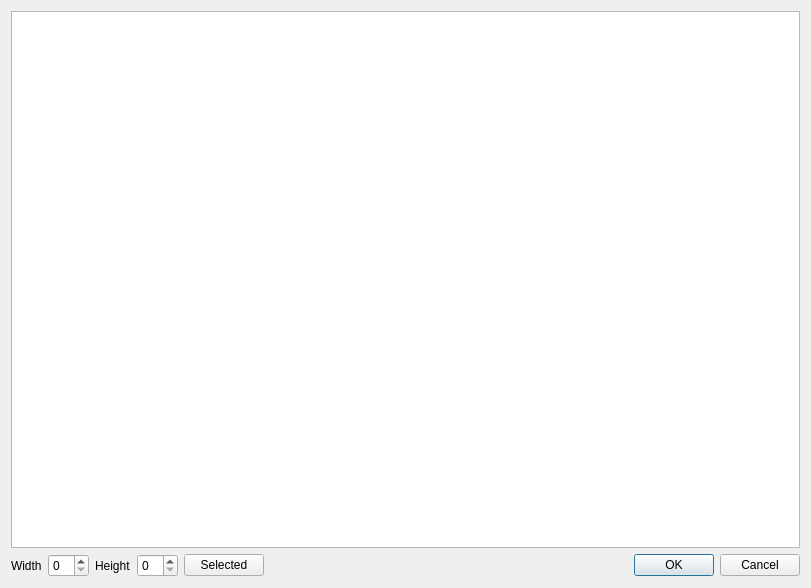
First picture: the form in fet/src/interface/teachersnotavailabletimestimehorizontalform_template.ui, repository vonmecheln/fet, before the edit.
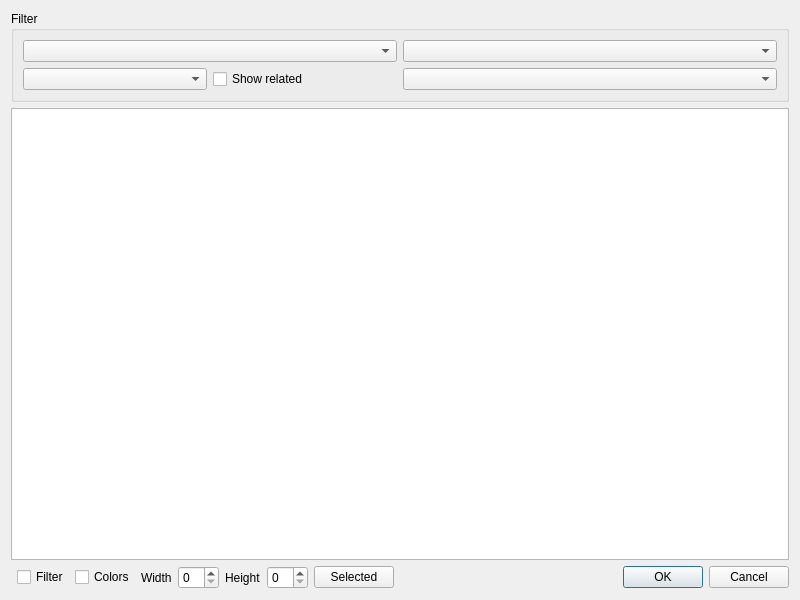
Second picture: the form after the edit.

What changed in the file:
```diff
--- a/fet/src/interface/teachersnotavailabletimestimehorizontalform_template.ui
+++ b/fet/src/interface/teachersnotavailabletimestimehorizontalform_template.ui
@@ -6,18 +6,57 @@
    <rect>
     <x>0</x>
     <y>0</y>
-    <width>811</width>
-    <height>588</height>
+    <width>800</width>
+    <height>600</height>
    </rect>
   </property>
   <property name="windowTitle">
    <string comment="The title of the dialog to show/modify the teachers' not available times constraints in a unified time horizontal overview">Teachers' not available times time horizontal</string>
   </property>
-  <layout class="QGridLayout" name="gridLayout">
-   <item row="0" column="0" colspan="4">
+  <layout class="QGridLayout" name="gridLayout_2">
+   <item row="2" column="1">
+    <widget class="QCheckBox" name="filterCheckBox">
+     <property name="text">
+      <string>Filter</string>
+     </property>
+    </widget>
+   </item>
+   <item row="0" column="0" colspan="7">
+    <widget class="QGroupBox" name="filterGroupBox">
+     <property name="title">
+      <string>Filter</string>
+     </property>
+     <layout class="QGridLayout" name="gridLayout">
+      <item row="0" column="0">
+       <widget class="QComboBox" name="teachersComboBox"/>
+      </item>
+      <item row="0" column="1">
+       <widget class="QComboBox" name="subjectsComboBox"/>
+      </item>
+      <item row="1" column="0">
+       <layout class="QHBoxLayout" name="horizontalLayout_3">
+        <item>
+         <widget class="QComboBox" name="studentsComboBox"/>
+        </item>
+        <item>
+         <widget class="QCheckBox" name="showRelatedCheckBox">
+          <property name="text">
+           <string>Show related</string>
+          </property>
+         </widget>
+        </item>
+       </layout>
+      </item>
+      <item row="1" column="1">
+       <widget class="QComboBox" name="activityTagsComboBox"/>
+      </item>
+     </layout>
+    </widget>
+   </item>
+   <item row="1" column="0" colspan="7">
     <widget class="QTableWidget" name="naTableWidget"/>
    </item>
-   <item row="1" column="0">
+   <item row="2" column="3">
     <layout class="QHBoxLayout" name="horizontalLayout">
      <item>
       <widget class="QLabel" name="label">
@@ -31,7 +70,7 @@
      </item>
     </layout>
    </item>
-   <item row="1" column="1">
+   <item row="2" column="4">
     <layout class="QHBoxLayout" name="horizontalLayout_2">
      <item>
       <widget class="QLabel" name="heightTextLabel">
@@ -45,14 +84,14 @@
      </item>
     </layout>
    </item>
-   <item row="1" column="2">
+   <item row="2" column="5">
     <widget class="QPushButton" name="selectedPushButton">
      <property name="text">
       <string comment="It means to toggle on/off the availability of the teachers in the selected cells of the table">Selected</string>
      </property>
     </widget>
    </item>
-   <item row="1" column="3">
+   <item row="2" column="6">
     <widget class="QDialogButtonBox" name="buttonBox">
      <property name="orientation">
       <enum>Qt::Horizontal</enum>
@@ -62,6 +101,13 @@
      </property>
     </widget>
    </item>
+   <item row="2" column="2">
+    <widget class="QCheckBox" name="colorsCheckBox">
+     <property name="text">
+      <string>Colors</string>
+     </property>
+    </widget>
+   </item>
   </layout>
  </widget>
  <resources/>
```
